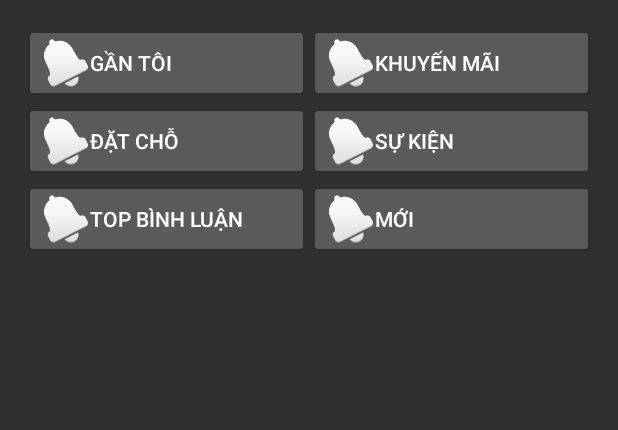
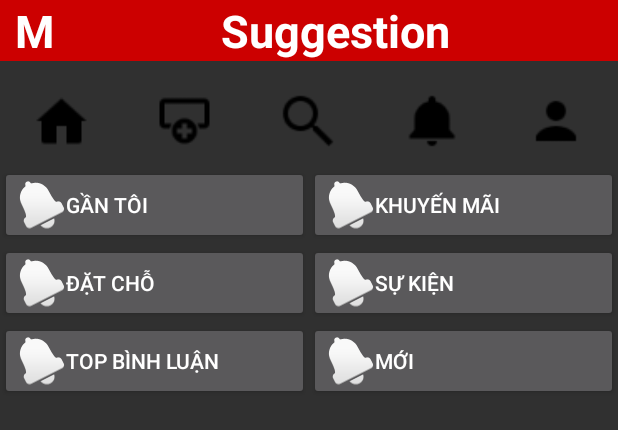
Before and after one commit to trandangai/MamMam, an Android app: the layout activity_suggestion.xml on its own in the app's theme, with its tools: preview values and no code run, on a phone screen of 412 x 824 dp. Shown: the top 430 px of the screen. Run offline under Robolectric (Android 15) with nearby library versions, the phone set to English and light mode, and no system bars.

Commit message:
Done Activity Suggestion - Cường Lê

```diff
--- a/app/src/main/java/com/khtn/mammam/MainActivity.java
+++ b/app/src/main/java/com/khtn/mammam/MainActivity.java
@@ -29,7 +29,7 @@ public class MainActivity extends Activity {
         new Handler().postDelayed(new Runnable() {
             @Override
             public void run() {
-                Intent intent = new Intent(MainActivity.this, DiaDiem_Details_Activity.class);
+                Intent intent = new Intent(MainActivity.this, SuggestionActivity.class);
                 startActivity(intent);
             }
         }, SPLASH_DISPLAY_LENGTH);
--- a/app/src/main/res/layout/activity_suggestion.xml
+++ b/app/src/main/res/layout/activity_suggestion.xml
@@ -1,15 +1,84 @@
 <?xml version="1.0" encoding="utf-8"?>
 <LinearLayout xmlns:android="http://schemas.android.com/apk/res/android"
+    xmlns:app="http://schemas.android.com/apk/res-auto"
     xmlns:tools="http://schemas.android.com/tools"
     android:id="@+id/activity_suggestion"
     android:layout_width="match_parent"
     android:layout_height="match_parent"
-    android:paddingBottom="@dimen/activity_vertical_margin"
-    android:paddingLeft="@dimen/activity_horizontal_margin"
-    android:paddingRight="@dimen/activity_horizontal_margin"
-    android:paddingTop="@dimen/activity_vertical_margin"
     android:orientation="vertical"
     tools:context="com.khtn.mammam.SuggestionActivity">
+
+    <LinearLayout
+        android:orientation="horizontal"
+        android:background="#cc0000"
+        android:layout_width="match_parent"
+        android:layout_height="wrap_content">
+
+        <TextView
+            android:text="M"
+            android:paddingLeft="10dp"
+            android:layout_width="wrap_content"
+            android:layout_height="wrap_content"
+            android:id="@+id/textView10"
+            android:textColor="#ffffff"
+            android:layout_weight="1"
+            android:textSize="30sp"
+            android:textStyle="normal|bold" />
+
+        <TextView
+            android:text="Suggestion"
+            android:layout_width="wrap_content"
+            android:layout_height="wrap_content"
+            android:id="@+id/textView9"
+            android:textColor="#ffffff"
+            android:layout_weight="1"
+            android:textSize="30sp"
+            android:textStyle="normal|bold" />
+    </LinearLayout>
+
+    <LinearLayout
+        android:orientation="horizontal"
+        android:layout_marginTop="20dp"
+        android:layout_marginBottom="10dp"
+        android:layout_width="match_parent"
+        android:layout_height="40dp">
+
+        <ImageView
+            android:layout_width="wrap_content"
+            android:layout_height="match_parent"
+            app:srcCompat="@mipmap/home"
+            android:id="@+id/imageView6"
+            android:layout_weight="1" />
+
+        <ImageView
+            android:layout_width="wrap_content"
+            android:layout_height="match_parent"
+            app:srcCompat="@mipmap/add"
+            android:id="@+id/imageView7"
+            android:layout_weight="1" />
+
+        <ImageView
+            android:layout_width="wrap_content"
+            android:layout_height="match_parent"
+            app:srcCompat="@mipmap/searching"
+            android:id="@+id/imageView8"
+            android:layout_weight="1" />
+
+        <ImageView
+            android:layout_width="wrap_content"
+            android:layout_height="match_parent"
+            app:srcCompat="@mipmap/notification"
+            android:id="@+id/imageView9"
+            android:layout_weight="1" />
+
+        <ImageView
+            android:layout_width="wrap_content"
+            android:layout_height="match_parent"
+            app:srcCompat="@mipmap/user"
+            android:id="@+id/imageView10"
+            android:layout_weight="1" />
+
+    </LinearLayout>
 
     <LinearLayout
         android:orientation="vertical"
@@ -91,6 +160,9 @@
 
     <GridView
         android:layout_width="match_parent"
+        android:id="@+id/gridSuggest"
+        android:verticalSpacing="10dp"
+        android:horizontalSpacing="10dp"
         android:layout_height="match_parent"
         android:numColumns="2"/>
 </LinearLayout>
```
Also changed, not shown: app/src/main/java/com/khtn/mammam/MyAdapter.java (added, +69 -0 lines), app/src/main/java/com/khtn/mammam/SuggestionActivity.java (+28 -0 lines), app/src/main/res/layout/griditemlayout.xml (added, +83 -0 lines), app/src/main/res/mipmap-xhdpi/add.png (added), app/src/main/res/mipmap-xhdpi/home.png (added), app/src/main/res/mipmap-xhdpi/notification.png (added), app/src/main/res/mipmap-xhdpi/redpoint.png (added), app/src/main/res/mipmap-xhdpi/searching.png (added), app/src/main/res/mipmap-xhdpi/user.png (added).
